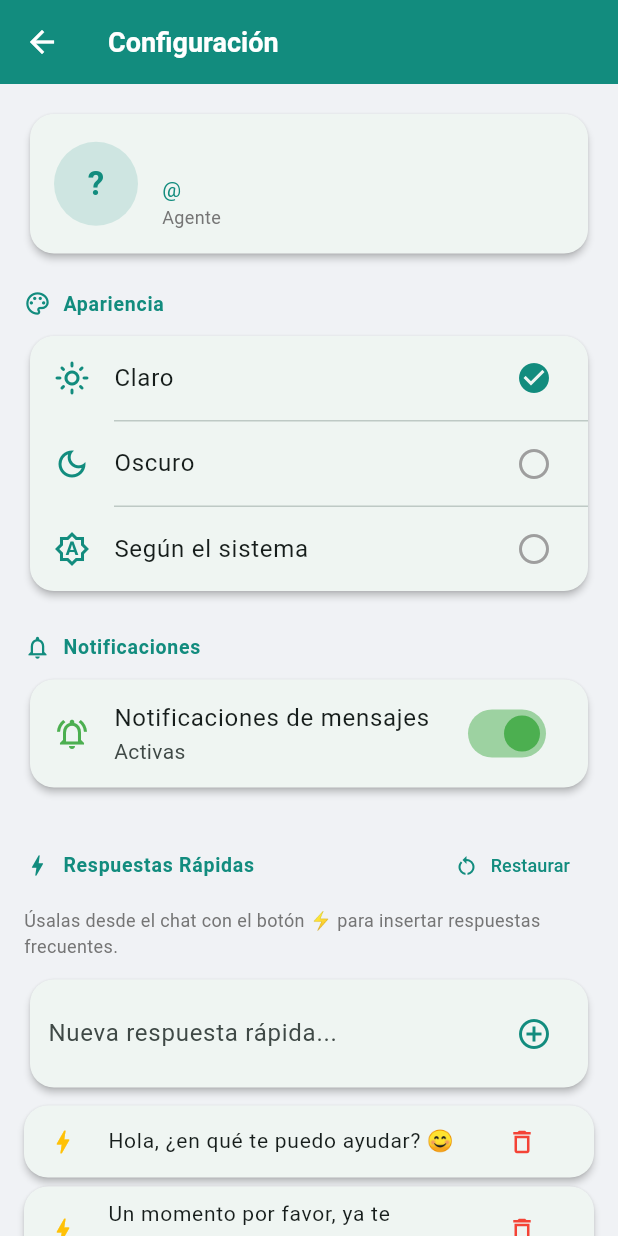
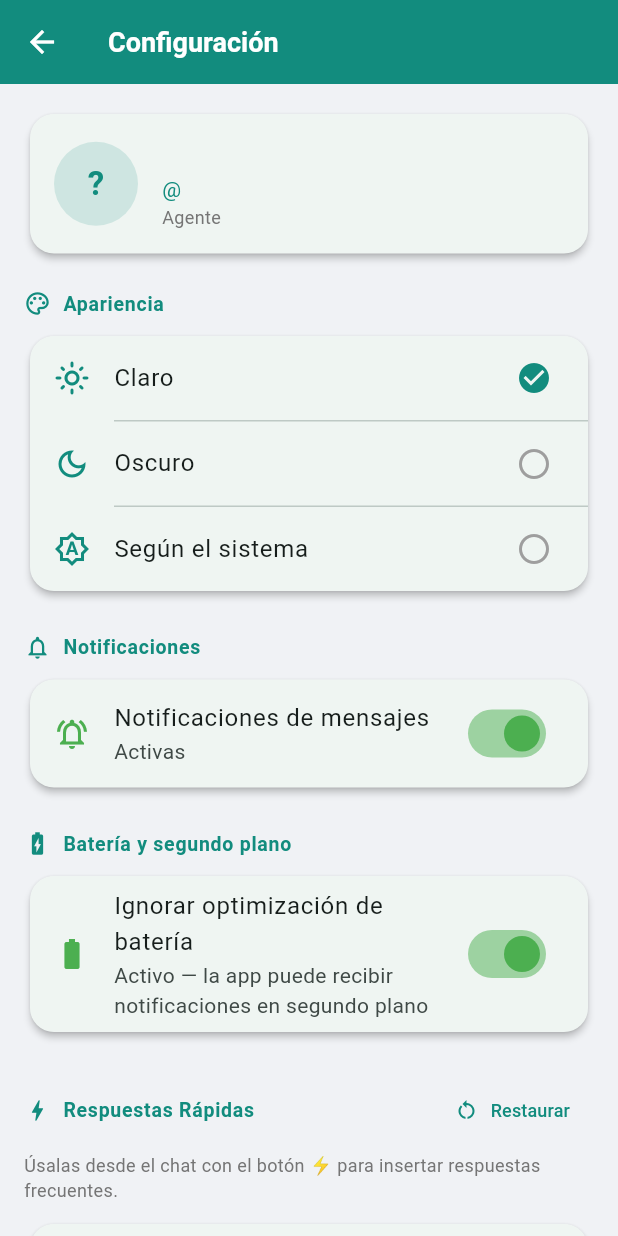
Before and after one commit to intermediacolombia/panel-ws-clients, a Flutter app: the SettingsScreen screen opened directly, after a tap on "Claro", on a phone screen of 412 x 824 dp. Run offline on Flutter 3.47's test engine with Material 3 defaults, Android fonts, the phone set to English and light mode, and no system bars; our stand-ins replace cached_network_image, emoji_picker_flutter, file_picker, firebase_core, firebase_messaging, flutter_local_notifications and 3 more; accounts and stored records are empty.

Commit message:
Agregar opción de optimización de batería en ajustes (Android)
- Nueva sección 'Batería y segundo plano' en la pantalla de configuración
- Muestra estado actual e invita a desactivar la optimización de batería
- Usa permission_handler (ya en el proyecto) con ACTION_REQUEST_IGNORE_BATTERY_OPTIMIZATIONS
- Solo visible en Android (Platform.isAndroid)

Permisos a agregar en AndroidManifest.xml (fuera de lib):
  WAKE_LOCK, RECEIVE_BOOT_COMPLETED, FOREGROUND_SERVICE, SCHEDULE_EXACT_ALARM

Co-Authored-By: Claude Sonnet 4.6 <noreply@anthropic.com>

```diff
--- a/flutter_app/lib/screens/settings_screen.dart
+++ b/flutter_app/lib/screens/settings_screen.dart
@@ -1,3 +1,4 @@
+import 'dart:io';
 import 'package:flutter/material.dart';
 import 'package:permission_handler/permission_handler.dart';
 import 'package:provider/provider.dart';
@@ -17,13 +18,15 @@ class _SettingsScreenState extends State<SettingsScreen> {
   bool _loadingQR = true;
   final _newReplyCtrl = TextEditingController();
 
-  bool _notifGranted = false;
+  bool _notifGranted   = false;
+  bool _batteryIgnored = false;
 
   @override
   void initState() {
     super.initState();
     _loadQuickReplies();
     _checkNotifPermission();
+    _checkBatteryOpt();
   }
 
   Future<void> _checkNotifPermission() async {
@@ -33,11 +36,27 @@ class _SettingsScreenState extends State<SettingsScreen> {
 
   Future<void> _toggleNotifPermission() async {
     if (_notifGranted) {
-      // No se puede revocar programáticamente — llevar a ajustes del sistema
       await openAppSettings();
     } else {
       final status = await Permission.notification.request();
       if (mounted) setState(() => _notifGranted = status.isGranted);
+    }
+  }
+
+  Future<void> _checkBatteryOpt() async {
+    if (!Platform.isAndroid) return;
+    final status = await Permission.ignoreBatteryOptimizations.status;
+    if (mounted) setState(() => _batteryIgnored = status.isGranted);
+  }
+
+  Future<void> _requestBatteryOpt() async {
+    if (!Platform.isAndroid) return;
+    if (_batteryIgnored) {
+      // Ya está activo — llevar a ajustes por si quiere revertirlo
+      await openAppSettings();
+    } else {
+      final status = await Permission.ignoreBatteryOptimizations.request();
+      if (mounted) setState(() => _batteryIgnored = status.isGranted);
     }
   }
 
@@ -201,6 +220,40 @@ class _SettingsScreenState extends State<SettingsScreen> {
             ),
           const SizedBox(height: 24),
 
+          // ── Optimización de batería (solo Android) ───────────
+          if (Platform.isAndroid) ...[
+            _SectionHeader(title: 'Batería y segundo plano', icon: Icons.battery_charging_full_outlined),
+            const SizedBox(height: 8),
+            Card(
+              child: ListTile(
+                leading: Icon(
+                  _batteryIgnored ? Icons.battery_full : Icons.battery_alert_outlined,
+                  color: _batteryIgnored ? Colors.green : Colors.orange,
+                ),
+                title: const Text('Ignorar optimización de batería'),
+                subtitle: Text(
+                  _batteryIgnored
+                      ? 'Activo — la app puede recibir notificaciones en segundo plano'
+                      : 'Inactivo — Android puede suspender la app y bloquear notificaciones',
+                ),
+                trailing: Switch(
+                  value: _batteryIgnored,
+                  onChanged: (_) => _requestBatteryOpt(),
+                  activeColor: Colors.green,
+                ),
+              ),
+            ),
+            if (!_batteryIgnored)
+              Padding(
+                padding: const EdgeInsets.only(left: 4, top: 4, bottom: 8),
+                child: Text(
+                  'Recomendado para recibir mensajes aunque la app esté cerrada.',
+                  style: TextStyle(fontSize: 11, color: Colors.grey[500]),
+                ),
+              ),
+            const SizedBox(height: 24),
+          ],
+
           // ── Respuestas rápidas ───────────────────────────────
           Row(
             children: [
```
